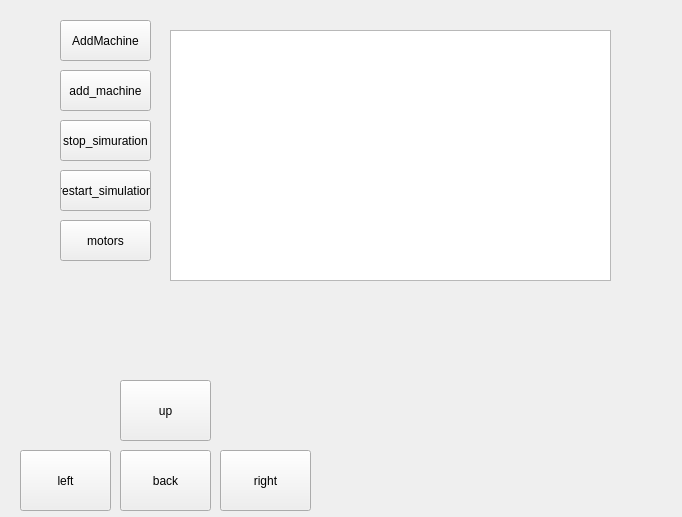
kmolLin/Pyquino_plugin, file vrep_pypot/vrep_pypot.ui: the form before one commit.
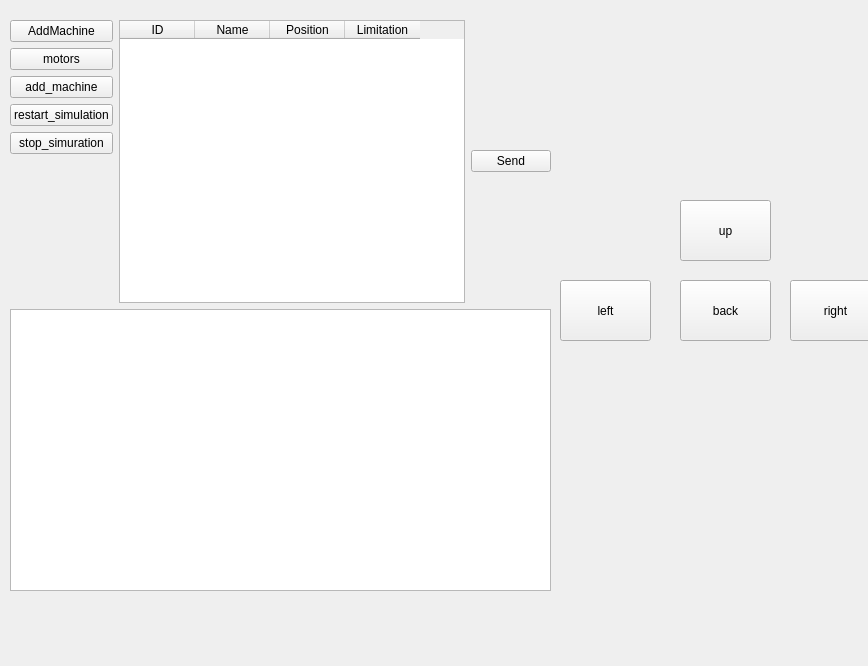
The form after the commit. Icons and pictures are not drawn.

The edit to the form file:
```diff
--- a/vrep_pypot/vrep_pypot.ui
+++ b/vrep_pypot/vrep_pypot.ui
@@ -6,81 +6,19 @@
    <rect>
     <x>0</x>
     <y>0</y>
-    <width>682</width>
-    <height>517</height>
+    <width>868</width>
+    <height>666</height>
    </rect>
   </property>
   <property name="windowTitle">
    <string>MainWindow</string>
   </property>
   <widget class="QWidget" name="centralWidget">
-   <widget class="QPushButton" name="addMachine">
-    <property name="geometry">
-     <rect>
-      <x>60</x>
-      <y>70</y>
-      <width>91</width>
-      <height>41</height>
-     </rect>
-    </property>
-    <property name="text">
-     <string>add_machine</string>
-    </property>
-   </widget>
-   <widget class="QPushButton" name="simraution">
-    <property name="geometry">
-     <rect>
-      <x>60</x>
-      <y>120</y>
-      <width>91</width>
-      <height>41</height>
-     </rect>
-    </property>
-    <property name="text">
-     <string>stop_simuration</string>
-    </property>
-   </widget>
-   <widget class="QPushButton" name="restart">
-    <property name="geometry">
-     <rect>
-      <x>60</x>
-      <y>170</y>
-      <width>91</width>
-      <height>41</height>
-     </rect>
-    </property>
-    <property name="text">
-     <string>restart_simulation</string>
-    </property>
-   </widget>
-   <widget class="QPushButton" name="motors">
-    <property name="geometry">
-     <rect>
-      <x>60</x>
-      <y>220</y>
-      <width>91</width>
-      <height>41</height>
-     </rect>
-    </property>
-    <property name="text">
-     <string>motors</string>
-    </property>
-   </widget>
-   <widget class="QTextEdit" name="reciver">
-    <property name="geometry">
-     <rect>
-      <x>170</x>
-      <y>30</y>
-      <width>441</width>
-      <height>251</height>
-     </rect>
-    </property>
-   </widget>
    <widget class="QPushButton" name="yAxisdown">
     <property name="geometry">
      <rect>
-      <x>120</x>
-      <y>450</y>
+      <x>680</x>
+      <y>280</y>
       <width>91</width>
       <height>61</height>
      </rect>
@@ -102,8 +40,8 @@
    <widget class="QPushButton" name="xAxisleft">
     <property name="geometry">
      <rect>
-      <x>20</x>
-      <y>450</y>
+      <x>560</x>
+      <y>280</y>
       <width>91</width>
       <height>61</height>
      </rect>
@@ -125,8 +63,8 @@
    <widget class="QPushButton" name="xAxisrigh">
     <property name="geometry">
      <rect>
-      <x>220</x>
-      <y>450</y>
+      <x>790</x>
+      <y>280</y>
       <width>91</width>
       <height>61</height>
      </rect>
@@ -148,8 +86,8 @@
    <widget class="QPushButton" name="yAxisup">
     <property name="geometry">
      <rect>
-      <x>120</x>
-      <y>380</y>
+      <x>680</x>
+      <y>200</y>
       <width>91</width>
       <height>61</height>
      </rect>
@@ -171,25 +109,122 @@
    <widget class="QWidget" name="widget" native="true">
     <property name="geometry">
      <rect>
-      <x>330</x>
-      <y>290</y>
-      <width>301</width>
-      <height>211</height>
-     </rect>
-    </property>
-   </widget>
-   <widget class="QPushButton" name="addMachineVrep">
-    <property name="geometry">
-     <rect>
-      <x>60</x>
+      <x>10</x>
       <y>20</y>
-      <width>91</width>
-      <height>41</height>
+      <width>541</width>
+      <height>571</height>
      </rect>
     </property>
-    <property name="text">
-     <string>AddMachine</string>
-    </property>
+    <layout class="QVBoxLayout" name="verticalLayout_2">
+     <item>
+      <layout class="QHBoxLayout" name="horizontalLayout">
+       <item>
+        <layout class="QVBoxLayout" name="verticalLayout">
+         <item>
+          <widget class="QPushButton" name="addMachineVrep">
+           <property name="text">
+            <string>AddMachine</string>
+           </property>
+          </widget>
+         </item>
+         <item>
+          <widget class="QPushButton" name="motors">
+           <property name="text">
+            <string>motors</string>
+           </property>
+          </widget>
+         </item>
+         <item>
+          <widget class="QPushButton" name="addMachine">
+           <property name="text">
+            <string>add_machine</string>
+           </property>
+          </widget>
+         </item>
+         <item>
+          <widget class="QPushButton" name="restart">
+           <property name="text">
+            <string>restart_simulation</string>
+           </property>
+          </widget>
+         </item>
+         <item>
+          <widget class="QPushButton" name="simraution">
+           <property name="text">
+            <string>stop_simuration</string>
+           </property>
+          </widget>
+         </item>
+         <item>
+          <spacer name="verticalSpacer">
+           <property name="orientation">
+            <enum>Qt::Vertical</enum>
+           </property>
+           <property name="sizeHint" stdset="0">
+            <size>
+             <width>20</width>
+             <height>40</height>
+            </size>
+           </property>
+          </spacer>
+         </item>
+        </layout>
+       </item>
+       <item>
+        <widget class="QTableWidget" name="motorTable">
+         <property name="editTriggers">
+          <set>QAbstractItemView::NoEditTriggers</set>
+         </property>
+         <property name="selectionBehavior">
+          <enum>QAbstractItemView::SelectRows</enum>
+         </property>
+         <property name="verticalScrollMode">
+          <enum>QAbstractItemView::ScrollPerPixel</enum>
+         </property>
+         <property name="horizontalScrollMode">
+          <enum>QAbstractItemView::ScrollPerPixel</enum>
+         </property>
+         <attribute name="horizontalHeaderDefaultSectionSize">
+          <number>75</number>
+         </attribute>
+         <attribute name="horizontalHeaderMinimumSectionSize">
+          <number>75</number>
+         </attribute>
+         <column>
+          <property name="text">
+           <string>ID</string>
+          </property>
+         </column>
+         <column>
+          <property name="text">
+           <string>Name</string>
+          </property>
+         </column>
+         <column>
+          <property name="text">
+           <string>Position</string>
+          </property>
+         </column>
+         <column>
+          <property name="text">
+           <string>Limitation</string>
+          </property>
+         </column>
+        </widget>
+       </item>
+       <item>
+        <widget class="QPushButton" name="updataButton">
+         <property name="text">
+          <string>Send</string>
+         </property>
+        </widget>
+       </item>
+      </layout>
+     </item>
+     <item>
+      <widget class="QTextEdit" name="reciver"/>
+     </item>
+    </layout>
    </widget>
   </widget>
  </widget>
```
Left out of the diff: 2 changed lines with no effect on the pictures.
